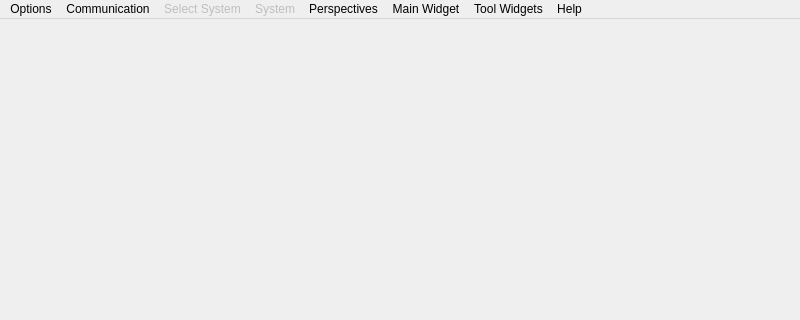
Qt form src/ui/MainWindow.ui (mpaperno/qgroundcontrol_aq) before a commit; both pictures show x 0 to 800 and y 0 to 320 of the 800 by 500 pixel window.
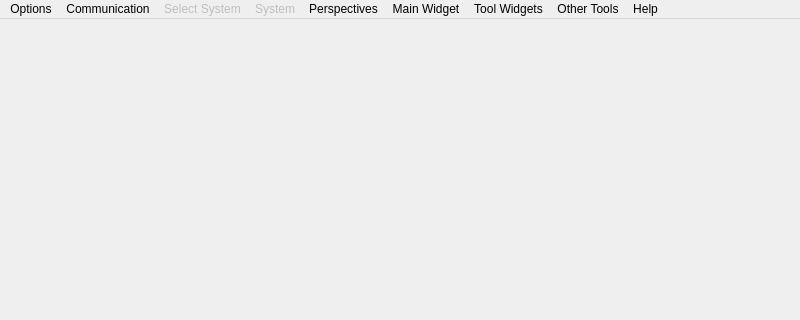
The same form after that commit. Icons and pictures are not drawn.

Commit message: Remove IMU calibration UI (moved to separate application); Add external tools menu; Kill any external process when exiting.

The edit to the form file:
```diff
--- a/src/ui/MainWindow.ui
+++ b/src/ui/MainWindow.ui
@@ -139,6 +139,11 @@
      <string>Main Widget</string>
     </property>
    </widget>
+   <widget class="QMenu" name="menuOtherTools">
+    <property name="title">
+     <string>Other Tools</string>
+    </property>
+   </widget>
    <addaction name="menuMGround"/>
    <addaction name="menuNetwork"/>
    <addaction name="menuConnected_Systems"/>
@@ -146,6 +151,7 @@
    <addaction name="menuPerspectives"/>
    <addaction name="menuMain"/>
    <addaction name="menuTools"/>
+   <addaction name="menuOtherTools"/>
    <addaction name="menuHelp"/>
   </widget>
   <widget class="QStatusBar" name="statusBar"/>
```
The commit also changes 5 other files.
